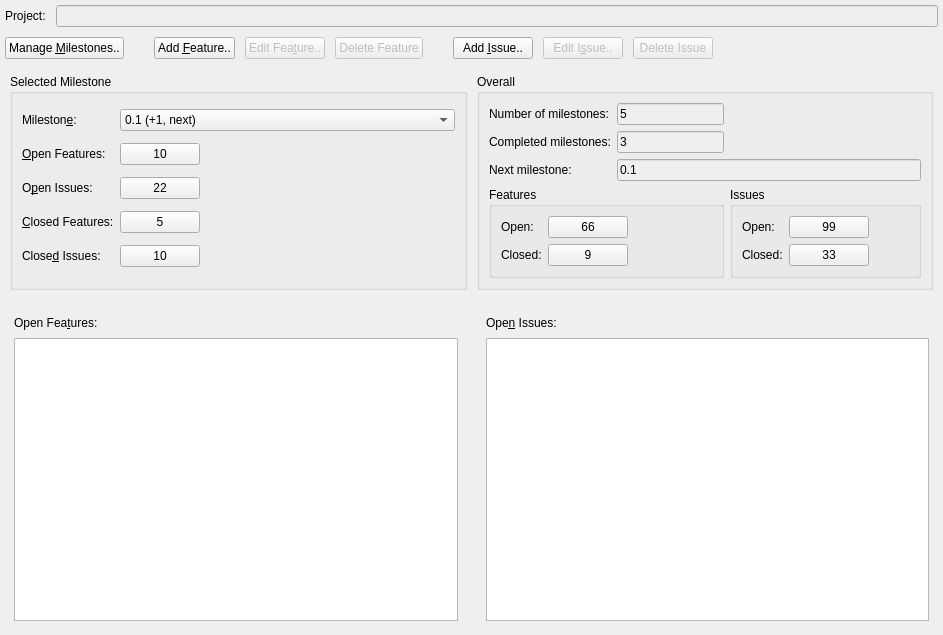
This is forms/roadmap.ui in skriticos/nelia1 as Qt 5 draws it before an edit. The edited form follows.
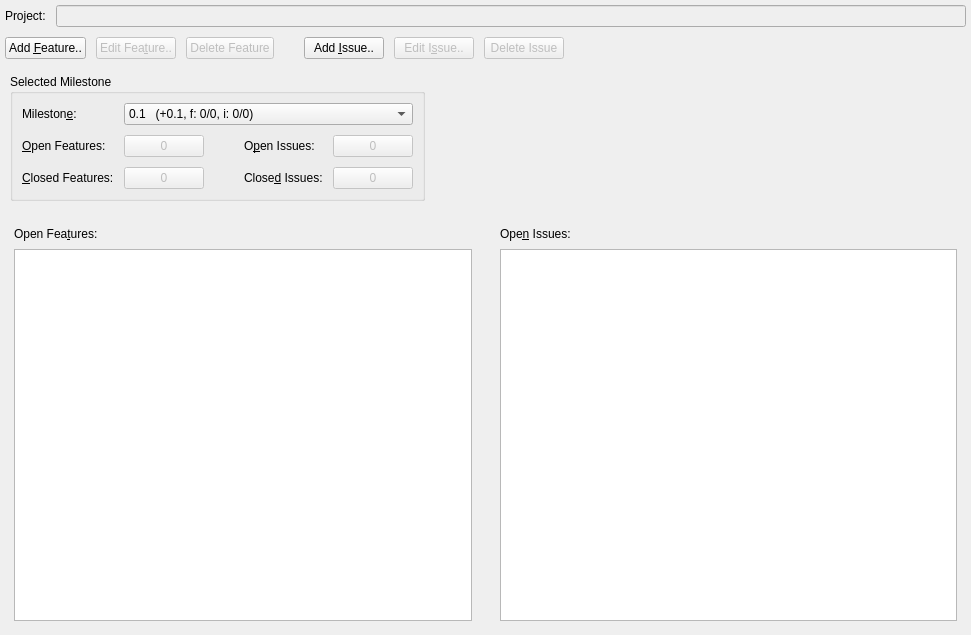
This is the edited form.

Commit message:
MVP refactoring of roadmap
-> manage roadmap scrapped. last+0.1 and last+1 auto generated
-> thrown away much of the boilerplate
-> redesigned ui

Patch:
```diff
--- a/forms/roadmap.ui
+++ b/forms/roadmap.ui
@@ -6,7 +6,7 @@
    <rect>
     <x>0</x>
     <y>0</y>
-    <width>943</width>
+    <width>971</width>
     <height>635</height>
    </rect>
   </property>
@@ -61,14 +61,7 @@
       <property name="spacing">
        <number>10</number>
       </property>
-      <item row="0" column="0">
-       <widget class="QPushButton" name="rmap_push_manage_milestone">
-        <property name="text">
-         <string>Manage &amp;Milestones..</string>
-        </property>
-       </widget>
-      </item>
-      <item row="0" column="9">
+      <item row="0" column="7">
        <spacer name="horizontalSpacer_3">
         <property name="orientation">
          <enum>Qt::Horizontal</enum>
@@ -81,7 +74,7 @@
         </property>
        </spacer>
       </item>
-      <item row="0" column="3">
+      <item row="0" column="1">
        <widget class="QPushButton" name="rmap_push_edit_feature">
         <property name="enabled">
          <bool>false</bool>
@@ -91,14 +84,14 @@
         </property>
        </widget>
       </item>
-      <item row="0" column="2">
+      <item row="0" column="0">
        <widget class="QPushButton" name="rmap_push_add_feature">
         <property name="text">
          <string>Add &amp;Feature..</string>
         </property>
        </widget>
       </item>
-      <item row="0" column="4">
+      <item row="0" column="2">
        <widget class="QPushButton" name="rmap_push_delete_feature">
         <property name="enabled">
          <bool>false</bool>
@@ -108,23 +101,7 @@
         </property>
        </widget>
       </item>
-      <item row="0" column="1">
-       <spacer name="horizontalSpacer">
-        <property name="orientation">
-         <enum>Qt::Horizontal</enum>
-        </property>
-        <property name="sizeType">
-         <enum>QSizePolicy::Fixed</enum>
-        </property>
-        <property name="sizeHint" stdset="0">
-         <size>
-          <width>20</width>
-          <height>20</height>
-         </size>
-        </property>
-       </spacer>
-      </item>
-      <item row="0" column="5">
+      <item row="0" column="3">
        <spacer name="horizontalSpacer_2">
         <property name="orientation">
          <enum>Qt::Horizontal</enum>
@@ -140,14 +117,14 @@
         </property>
        </spacer>
       </item>
-      <item row="0" column="6">
+      <item row="0" column="4">
        <widget class="QPushButton" name="rmap_push_add_issue">
         <property name="text">
          <string>Add &amp;Issue..</string>
         </property>
        </widget>
       </item>
-      <item row="0" column="7">
+      <item row="0" column="5">
        <widget class="QPushButton" name="rmap_push_edit_issue">
         <property name="enabled">
          <bool>false</bool>
@@ -157,7 +134,7 @@
         </property>
        </widget>
       </item>
-      <item row="0" column="8">
+      <item row="0" column="6">
        <widget class="QPushButton" name="rmap_push_delete_issue">
         <property name="enabled">
          <bool>false</bool>
@@ -271,7 +248,7 @@
        <widget class="QGroupBox" name="groupBox_3">
         <property name="sizePolicy">
          <sizepolicy hsizetype="Preferred" vsizetype="Preferred">
-          <horstretch>5</horstretch>
+          <horstretch>0</horstretch>
           <verstretch>0</verstretch>
          </sizepolicy>
         </property>
@@ -279,117 +256,9 @@
          <string>Selected Milestone</string>
         </property>
         <layout class="QGridLayout" name="gridLayout_3">
-         <item row="2" column="1">
-          <widget class="QPushButton" name="rmap_push_open_features">
-           <property name="sizePolicy">
-            <sizepolicy hsizetype="Maximum" vsizetype="Fixed">
-             <horstretch>0</horstretch>
-             <verstretch>0</verstretch>
-            </sizepolicy>
-           </property>
-           <property name="text">
-            <string>10</string>
-           </property>
-          </widget>
-         </item>
-         <item row="3" column="0">
-          <widget class="QLabel" name="label_3">
-           <property name="text">
-            <string>O&amp;pen Issues:</string>
-           </property>
-           <property name="buddy">
-            <cstring>rmap_push_open_issues</cstring>
-           </property>
-          </widget>
-         </item>
-         <item row="2" column="2">
-          <spacer name="horizontalSpacer_7">
-           <property name="orientation">
-            <enum>Qt::Horizontal</enum>
-           </property>
-           <property name="sizeHint" stdset="0">
-            <size>
-             <width>40</width>
-             <height>20</height>
-            </size>
-           </property>
-          </spacer>
-         </item>
-         <item row="4" column="1">
-          <widget class="QPushButton" name="rmap_push_closed_features">
-           <property name="sizePolicy">
-            <sizepolicy hsizetype="Maximum" vsizetype="Fixed">
-             <horstretch>0</horstretch>
-             <verstretch>0</verstretch>
-            </sizepolicy>
-           </property>
-           <property name="text">
-            <string>5</string>
-           </property>
-          </widget>
-         </item>
-         <item row="5" column="1">
-          <widget class="QPushButton" name="rmap_push_closed_issues">
-           <property name="sizePolicy">
-            <sizepolicy hsizetype="Maximum" vsizetype="Fixed">
-             <horstretch>0</horstretch>
-             <verstretch>0</verstretch>
-            </sizepolicy>
-           </property>
-           <property name="text">
-            <string>10</string>
-           </property>
-          </widget>
-         </item>
-         <item row="3" column="1">
-          <widget class="QPushButton" name="rmap_push_open_issues">
-           <property name="sizePolicy">
-            <sizepolicy hsizetype="Maximum" vsizetype="Fixed">
-             <horstretch>0</horstretch>
-             <verstretch>0</verstretch>
-            </sizepolicy>
-           </property>
-           <property name="text">
-            <string>22</string>
-           </property>
-          </widget>
-         </item>
-         <item row="3" column="2">
-          <spacer name="horizontalSpacer_6">
-           <property name="orientation">
-            <enum>Qt::Horizontal</enum>
-           </property>
-           <property name="sizeHint" stdset="0">
-            <size>
-             <width>40</width>
-             <height>20</height>
-            </size>
-           </property>
-          </spacer>
-         </item>
-         <item row="4" column="0">
-          <widget class="QLabel" name="label_4">
-           <property name="text">
-            <string>&amp;Closed Features:</string>
-           </property>
-           <property name="buddy">
-            <cstring>rmap_push_closed_features</cstring>
-           </property>
-          </widget>
-         </item>
-         <item row="4" column="2">
-          <spacer name="horizontalSpacer_5">
-           <property name="orientation">
-            <enum>Qt::Horizontal</enum>
-           </property>
-           <property name="sizeHint" stdset="0">
-            <size>
-             <width>40</width>
-             <height>20</height>
-            </size>
-           </property>
-          </spacer>
-         </item>
+         <property name="spacing">
+          <number>10</number>
+         </property>
          <item row="2" column="0">
           <widget class="QLabel" name="label_2">
            <property name="text">
@@ -400,29 +269,22 @@
            </property>
           </widget>
          </item>
-         <item row="5" column="0">
-          <widget class="QLabel" name="label_5">
+         <item row="2" column="1">
+          <widget class="QPushButton" name="rmap_push_open_features">
+           <property name="enabled">
+            <bool>false</bool>
+           </property>
+           <property name="sizePolicy">
+            <sizepolicy hsizetype="Maximum" vsizetype="Fixed">
+             <horstretch>0</horstretch>
+             <verstretch>0</verstretch>
+            </sizepolicy>
+           </property>
            <property name="text">
-            <string>Close&amp;d Issues:</string>
-           </property>
-           <property name="buddy">
-            <cstring>rmap_push_closed_issues</cstring>
+            <string>0</string>
            </property>
           </widget>
          </item>
-         <item row="5" column="2">
-          <spacer name="horizontalSpacer_4">
-           <property name="orientation">
-            <enum>Qt::Horizontal</enum>
-           </property>
-           <property name="sizeHint" stdset="0">
-            <size>
-             <width>40</width>
-             <height>20</height>
-            </size>
-           </property>
-          </spacer>
-         </item>
          <item row="1" column="0">
           <widget class="QLabel" name="label_13">
            <property name="text">
@@ -433,301 +295,146 @@
            </property>
           </widget>
          </item>
-         <item row="1" column="1" colspan="2">
+         <item row="1" column="1" colspan="4">
           <widget class="QComboBox" name="rmap_combo_milestone">
+           <property name="sizePolicy">
+            <sizepolicy hsizetype="Preferred" vsizetype="Fixed">
+             <horstretch>0</horstretch>
+             <verstretch>0</verstretch>
+            </sizepolicy>
+           </property>
            <item>
             <property name="text">
-             <string>0.1 (+1, next)</string>
+             <string>0.1   (+0.1, f: 0/0, i: 0/0)</string>
             </property>
            </item>
           </widget>
          </item>
+         <item row="2" column="3">
+          <widget class="QLabel" name="label_3">
+           <property name="text">
+            <string>O&amp;pen Issues:</string>
+           </property>
+           <property name="buddy">
+            <cstring>rmap_push_open_issues</cstring>
+           </property>
+          </widget>
+         </item>
+         <item row="2" column="4">
+          <widget class="QPushButton" name="rmap_push_open_issues">
+           <property name="enabled">
+            <bool>false</bool>
+           </property>
+           <property name="sizePolicy">
+            <sizepolicy hsizetype="Maximum" vsizetype="Fixed">
+             <horstretch>0</horstretch>
+             <verstretch>0</verstretch>
+            </sizepolicy>
+           </property>
+           <property name="text">
+            <string>0</string>
+           </property>
+          </widget>
+         </item>
+         <item row="3" column="3">
+          <widget class="QLabel" name="label_5">
+           <property name="text">
+            <string>Close&amp;d Issues:</string>
+           </property>
+           <property name="buddy">
+            <cstring>rmap_push_closed_issues</cstring>
+           </property>
+          </widget>
+         </item>
+         <item row="3" column="4">
+          <widget class="QPushButton" name="rmap_push_closed_issues">
+           <property name="enabled">
+            <bool>false</bool>
+           </property>
+           <property name="sizePolicy">
+            <sizepolicy hsizetype="Maximum" vsizetype="Fixed">
+             <horstretch>0</horstretch>
+             <verstretch>0</verstretch>
+            </sizepolicy>
+           </property>
+           <property name="text">
+            <string>0</string>
+           </property>
+          </widget>
+         </item>
+         <item row="3" column="0">
+          <widget class="QLabel" name="label_4">
+           <property name="text">
+            <string>&amp;Closed Features:</string>
+           </property>
+           <property name="buddy">
+            <cstring>rmap_push_closed_features</cstring>
+           </property>
+          </widget>
+         </item>
+         <item row="3" column="1">
+          <widget class="QPushButton" name="rmap_push_closed_features">
+           <property name="enabled">
+            <bool>false</bool>
+           </property>
+           <property name="sizePolicy">
+            <sizepolicy hsizetype="Maximum" vsizetype="Fixed">
+             <horstretch>0</horstretch>
+             <verstretch>0</verstretch>
+            </sizepolicy>
+           </property>
+           <property name="text">
+            <string>0</string>
+           </property>
+          </widget>
+         </item>
+         <item row="2" column="2">
+          <spacer name="horizontalSpacer">
+           <property name="orientation">
+            <enum>Qt::Horizontal</enum>
+           </property>
+           <property name="sizeType">
+            <enum>QSizePolicy::Fixed</enum>
+           </property>
+           <property name="sizeHint" stdset="0">
+            <size>
+             <width>20</width>
+             <height>20</height>
+            </size>
+           </property>
+          </spacer>
+         </item>
+         <item row="3" column="2">
+          <spacer name="horizontalSpacer_4">
+           <property name="orientation">
+            <enum>Qt::Horizontal</enum>
+           </property>
+           <property name="sizeType">
+            <enum>QSizePolicy::Fixed</enum>
+           </property>
+           <property name="sizeHint" stdset="0">
+            <size>
+             <width>20</width>
+             <height>20</height>
+            </size>
+           </property>
+          </spacer>
+         </item>
         </layout>
        </widget>
       </item>
       <item row="0" column="1">
-       <widget class="QGroupBox" name="groupBox_4">
-        <property name="sizePolicy">
-         <sizepolicy hsizetype="Preferred" vsizetype="Preferred">
-          <horstretch>5</horstretch>
-          <verstretch>0</verstretch>
-         </sizepolicy>
+       <spacer name="horizontalSpacer_5">
+        <property name="orientation">
+         <enum>Qt::Horizontal</enum>
         </property>
-        <property name="title">
-         <string>Overall</string>
+        <property name="sizeHint" stdset="0">
+         <size>
+          <width>40</width>
+          <height>20</height>
+         </size>
         </property>
-        <layout class="QGridLayout" name="gridLayout_4">
-         <item row="1" column="2">
-          <spacer name="horizontalSpacer_13">
-           <property name="orientation">
-            <enum>Qt::Horizontal</enum>
-           </property>
-           <property name="sizeHint" stdset="0">
-            <size>
-             <width>40</width>
-             <height>20</height>
-            </size>
-           </property>
-          </spacer>
-         </item>
-         <item row="2" column="1" colspan="2">
-          <widget class="QLineEdit" name="rmap_line_milestone_next">
-           <property name="sizePolicy">
-            <sizepolicy hsizetype="Preferred" vsizetype="Fixed">
-             <horstretch>0</horstretch>
-             <verstretch>0</verstretch>
-            </sizepolicy>
-           </property>
-           <property name="styleSheet">
-            <string notr="true">background-color:palette(Window);</string>
-           </property>
-           <property name="text">
-            <string>0.1</string>
-           </property>
-           <property name="readOnly">
-            <bool>true</bool>
-           </property>
-          </widget>
-         </item>
-         <item row="1" column="0">
-          <widget class="QLabel" name="label_7">
-           <property name="text">
-            <string>Completed milestones:</string>
-           </property>
-          </widget>
-         </item>
-         <item row="3" column="0" colspan="2">
-          <widget class="QGroupBox" name="groupBox_5">
-           <property name="sizePolicy">
-            <sizepolicy hsizetype="Minimum" vsizetype="Preferred">
-             <horstretch>0</horstretch>
-             <verstretch>0</verstretch>
-            </sizepolicy>
-           </property>
-           <property name="title">
-            <string>Features</string>
-           </property>
-           <layout class="QGridLayout" name="gridLayout_11">
-            <item row="0" column="0">
-             <widget class="QLabel" name="label_9">
-              <property name="text">
-               <string>Open:</string>
-              </property>
-              <property name="buddy">
-               <cstring>rmap_push_all_feature_open</cstring>
-              </property>
-             </widget>
-            </item>
-            <item row="0" column="1">
-             <widget class="QPushButton" name="rmap_push_all_feature_open">
-              <property name="sizePolicy">
-               <sizepolicy hsizetype="Maximum" vsizetype="Fixed">
-                <horstretch>0</horstretch>
-                <verstretch>0</verstretch>
-               </sizepolicy>
-              </property>
-              <property name="text">
-               <string>66</string>
-              </property>
-             </widget>
-            </item>
-            <item row="1" column="0">
-             <widget class="QLabel" name="label_10">
-              <property name="text">
-               <string>Closed:</string>
-              </property>
-              <property name="buddy">
-               <cstring>rmap_push_all_feature_close</cstring>
-              </property>
-             </widget>
-            </item>
-            <item row="1" column="1">
-             <widget class="QPushButton" name="rmap_push_all_feature_close">
-              <property name="sizePolicy">
-               <sizepolicy hsizetype="Maximum" vsizetype="Fixed">
-                <horstretch>0</horstretch>
-                <verstretch>0</verstretch>
-               </sizepolicy>
-              </property>
-              <property name="text">
-               <string>9</string>
-              </property>
-             </widget>
-            </item>
-            <item row="0" column="2">
-             <spacer name="horizontalSpacer_8">
-              <property name="orientation">
-               <enum>Qt::Horizontal</enum>
-              </property>
-              <property name="sizeHint" stdset="0">
-               <size>
-                <width>40</width>
-                <height>20</height>
-               </size>
-              </property>
-             </spacer>
-            </item>
-            <item row="1" column="2">
-             <spacer name="horizontalSpacer_9">
-              <property name="orientation">
-               <enum>Qt::Horizontal</enum>
-              </property>
-              <property name="sizeHint" stdset="0">
-               <size>
-                <width>40</width>
-                <height>20</height>
-               </size>
-              </property>
-             </spacer>
-            </item>
-           </layout>
-          </widget>
-         </item>
-         <item row="0" column="2">
-          <spacer name="horizontalSpacer_12">
-           <property name="orientation">
-            <enum>Qt::Horizontal</enum>
-           </property>
-           <property name="sizeHint" stdset="0">
-            <size>
-             <width>40</width>
-             <height>20</height>
-            </size>
-           </property>
-          </spacer>
-         </item>
-         <item row="0" column="0">
-          <widget class="QLabel" name="label_6">
-           <property name="text">
-            <string>Number of milestones:</string>
-           </property>
-          </widget>
-         </item>
-         <item row="2" column="0">
-          <widget class="QLabel" name="label_8">
-           <property name="text">
-            <string>Next milestone:</string>
-           </property>
-           <property name="buddy">
-            <cstring>rmap_line_milestone_next</cstring>
-           </property>
-          </widget>
-         </item>
-         <item row="3" column="2">
-          <widget class="QGroupBox" name="groupBox_6">
-           <property name="sizePolicy">
-            <sizepolicy hsizetype="Minimum" vsizetype="Preferred">
-             <horstretch>0</horstretch>
-             <verstretch>0</verstretch>
-            </sizepolicy>
-           </property>
-           <property name="title">
-            <string>Issues</string>
-           </property>
-           <layout class="QGridLayout" name="gridLayout_10">
-            <item row="0" column="0">
-             <widget class="QLabel" name="label_11">
-              <property name="text">
-               <string>Open:</string>
-              </property>
-              <property name="buddy">
-               <cstring>rmap_push_all_issue_open</cstring>
-              </property>
-             </widget>
-            </item>
-            <item row="0" column="1">
-             <widget class="QPushButton" name="rmap_push_all_issue_open">
-              <property name="sizePolicy">
-               <sizepolicy hsizetype="Maximum" vsizetype="Fixed">
-                <horstretch>0</horstretch>
-                <verstretch>0</verstretch>
-               </sizepolicy>
-              </property>
-              <property name="text">
-               <string>99</string>
-              </property>
-             </widget>
-            </item>
-            <item row="1" column="0">
-             <widget class="QLabel" name="label_12">
-              <property name="text">
-               <string>Closed:</string>
-              </property>
-              <property name="buddy">
-               <cstring>rmap_push_all_issue_close</cstring>
-              </property>
-             </widget>
-            </item>
-            <item row="1" column="1">
-             <widget class="QPushButton" name="rmap_push_all_issue_close">
-              <property name="sizePolicy">
-               <sizepolicy hsizetype="Maximum" vsizetype="Fixed">
-                <horstretch>0</horstretch>
-                <verstretch>0</verstretch>
-               </sizepolicy>
-              </property>
-              <property name="text">
-               <string>33</string>
-              </property>
-             </widget>
-            </item>
-            <item row="0" column="2">
-             <spacer name="horizontalSpacer_10">
-              <property name="orientation">
-               <enum>Qt::Horizontal</enum>
-              </property>
-              <property name="sizeHint" stdset="0">
-               <size>
-                <width>40</width>
-                <height>20</height>
-               </size>
-              </property>
-             </spacer>
-            </item>
-            <item row="1" column="2">
-             <spacer name="horizontalSpacer_11">
-              <property name="orientation">
-               <enum>Qt::Horizontal</enum>
-              </property>
-              <property name="sizeHint" stdset="0">
-               <size>
-                <width>40</width>
-                <height>20</height>
-               </size>
-              </property>
-             </spacer>
-            </item>
-           </layout>
-          </widget>
-         </item>
-         <item row="0" column="1">
-          <widget class="QLineEdit" name="rmap_line_milestone_sum">
-           <property name="styleSheet">
-            <string notr="true">background-color:palette(Window);</string>
-           </property>
-           <property name="text">
-            <string>5</string>
-           </property>
-           <property name="readOnly">
-            <bool>true</bool>
-           </property>
-          </widget>
-         </item>
-         <item row="1" column="1">
-          <widget class="QLineEdit" name="rmap_line_milestone_completed">
-           <property name="styleSheet">
-            <string notr="true">background-color:palette(Window);</string>
-           </property>
-           <property name="text">
-            <string>3</string>
-           </property>
-           <property name="readOnly">
-            <bool>true</bool>
-           </property>
-          </widget>
-         </item>
-        </layout>
-       </widget>
+       </spacer>
       </item>
      </layout>
     </widget>
```
Left out of the diff: 9 changed lines with no effect on the pictures. The commit also changes 6 other files.
